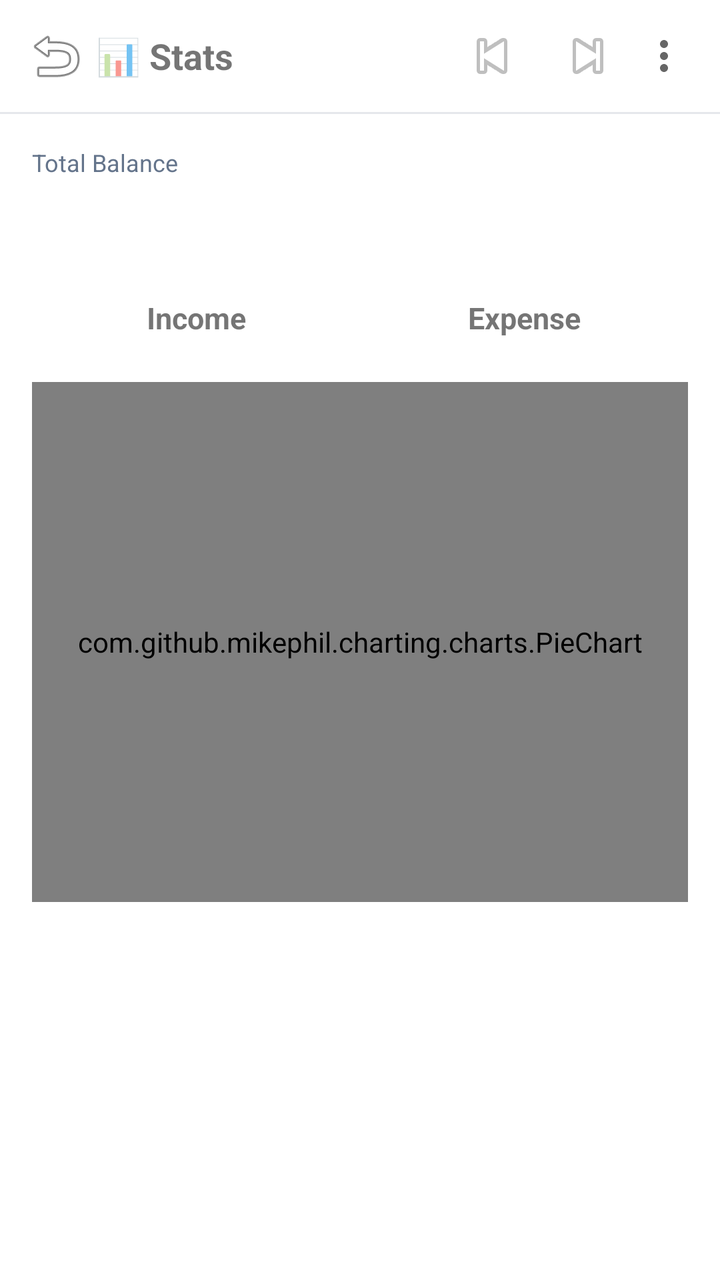
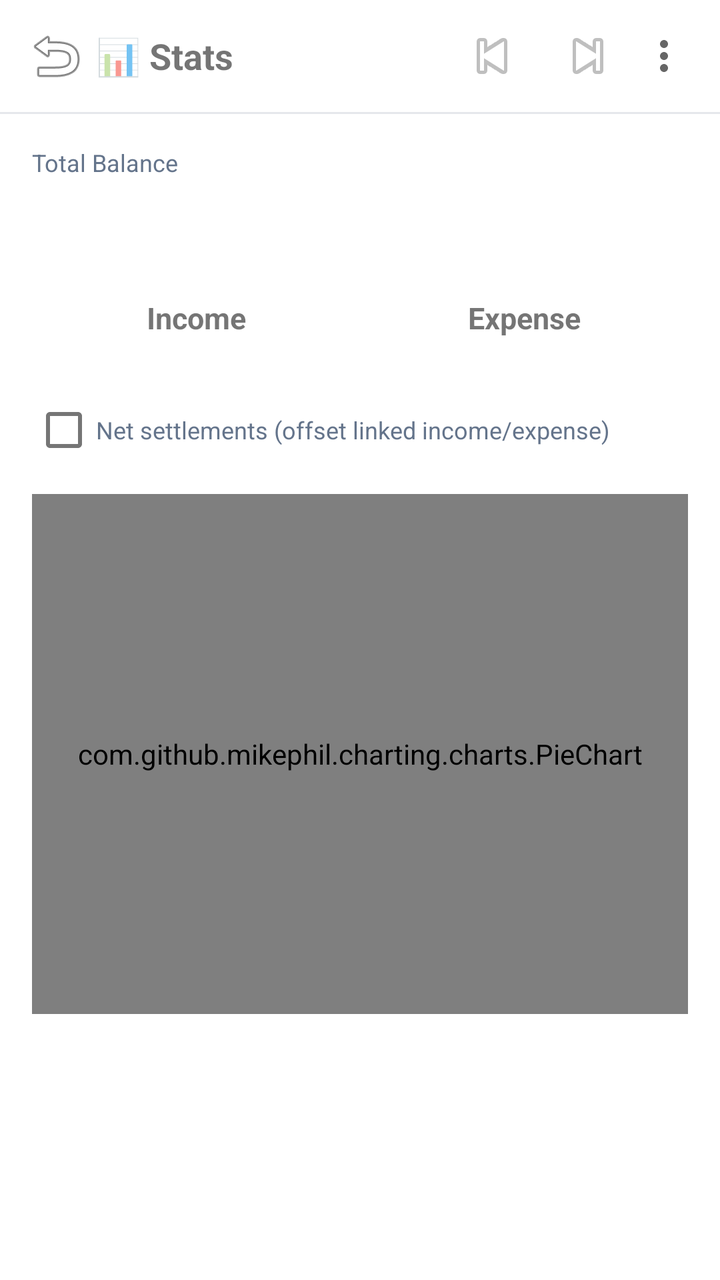

Screens rendered from an Android XML layout before and after an edit, with the pre-edit source and the edit as a unified diff.
<!-- AndroidManifest.xml: application theme Theme.ExpenseOS -->
<!-- res/layout/activity_stats.xml -->
<?xml version="1.0" encoding="utf-8"?>
<LinearLayout xmlns:android="http://schemas.android.com/apk/res/android"
    android:layout_width="match_parent"
    android:layout_height="match_parent"
    android:orientation="vertical"
    android:background="@android:color/white">

    
    <LinearLayout
        android:layout_width="match_parent"
        android:layout_height="56dp"
        android:gravity="center_vertical"
        android:orientation="horizontal"
        android:paddingHorizontal="8dp">

        <ImageButton
            android:id="@+id/btnStatsBack"
            android:layout_width="40dp"
            android:layout_height="40dp"
            android:background="?attr/selectableItemBackgroundBorderless"
            android:src="@android:drawable/ic_menu_revert" />

        <TextView
            android:layout_width="0dp"
            android:layout_height="wrap_content"
            android:layout_weight="1"
            android:text="📊 Stats"
            android:textSize="18sp"
            android:textStyle="bold" />

        <ImageButton
            android:id="@+id/btnPrevMonth"
            android:layout_width="36dp"
            android:layout_height="36dp"
            android:background="?attr/selectableItemBackgroundBorderless"
            android:src="@android:drawable/ic_media_previous" />

        <TextView
            android:id="@+id/tvStatsMonth"
            android:layout_width="wrap_content"
            android:layout_height="wrap_content"
            android:textSize="16sp"
            android:textStyle="bold"
            android:paddingHorizontal="6dp" />

        <ImageButton
            android:id="@+id/btnNextMonth"
            android:layout_width="36dp"
            android:layout_height="36dp"
            android:background="?attr/selectableItemBackgroundBorderless"
            android:src="@android:drawable/ic_media_next" />

        <ImageButton
            android:id="@+id/btnStatsMenu"
            android:layout_width="40dp"
            android:layout_height="40dp"
            android:background="?attr/selectableItemBackgroundBorderless"
            android:contentDescription="Export"
            android:src="@drawable/ic_more_vert" />
    </LinearLayout>

    <View
        android:layout_width="match_parent"
        android:layout_height="1dp"
        android:background="#E5E7EB" />

    
    <LinearLayout
        android:id="@+id/llStatsFilters"
        android:layout_width="match_parent"
        android:layout_height="wrap_content"
        android:orientation="horizontal"
        android:padding="12dp"
        android:visibility="gone">

        <Spinner
            android:id="@+id/spSeriesFilter"
            android:layout_width="0dp"
            android:layout_height="42dp"
            android:layout_marginEnd="8dp"
            android:layout_weight="1"
            android:background="@drawable/bg_input_box"
            android:paddingHorizontal="10dp" />

        <Spinner
            android:id="@+id/spBookFilter"
            android:layout_width="0dp"
            android:layout_height="42dp"
            android:layout_weight="1"
            android:background="@drawable/bg_input_box"
            android:paddingHorizontal="10dp" />
    </LinearLayout>

    <ScrollView
        android:layout_width="match_parent"
        android:layout_height="match_parent">

        <LinearLayout
            android:layout_width="match_parent"
            android:layout_height="wrap_content"
            android:orientation="vertical"
            android:padding="16dp">

            <TextView
                android:layout_width="wrap_content"
                android:layout_height="wrap_content"
                android:text="Total Balance"
                android:textColor="@color/text_muted"
                android:textSize="12sp" />

            <TextView
                android:id="@+id/tvStatsTotal"
                android:layout_width="wrap_content"
                android:layout_height="wrap_content"
                android:textSize="28sp"
                android:textStyle="bold"
                android:layout_marginBottom="12dp" />

            
            <LinearLayout
                android:layout_width="match_parent"
                android:layout_height="wrap_content"
                android:orientation="horizontal"
                android:layout_marginBottom="12dp">

                <TextView
                    android:id="@+id/tabIncome"
                    android:layout_width="0dp"
                    android:layout_height="wrap_content"
                    android:layout_weight="1"
                    android:gravity="center"
                    android:padding="10dp"
                    android:text="Income"
                    android:textSize="15sp"
                    android:textStyle="bold" />

                <TextView
                    android:id="@+id/tabExpense"
                    android:layout_width="0dp"
                    android:layout_height="wrap_content"
                    android:layout_weight="1"
                    android:gravity="center"
                    android:padding="10dp"
                    android:text="Expense"
                    android:textSize="15sp"
                    android:textStyle="bold" />
            </LinearLayout>

            <TextView
                android:id="@+id/tvStatsEmpty"
                android:layout_width="match_parent"
                android:layout_height="wrap_content"
                android:gravity="center"
                android:padding="24dp"
                android:textColor="@color/text_muted"
                android:visibility="gone" />

            <com.github.mikephil.charting.charts.PieChart
                android:id="@+id/pieStats"
                android:layout_width="match_parent"
                android:layout_height="260dp"
                android:layout_marginBottom="8dp" />

            <androidx.recyclerview.widget.RecyclerView
                android:id="@+id/rvStatsCategories"
                android:layout_width="match_parent"
                android:layout_height="wrap_content"
                android:nestedScrollingEnabled="false" />
        </LinearLayout>
    </ScrollView>
</LinearLayout>
<!-- resources referenced by this layout -->
<resources>
  <color name="text_muted">#64748B</color>
  <!-- drawable bg_input_box (drawable) -->
  <?xml version="1.0" encoding="utf-8"?>
  <shape xmlns:android="http://schemas.android.com/apk/res/android"
      android:shape="rectangle">
      <corners android:radius="8dp" />
      <stroke
          android:width="1dp"
          android:color="@color/border" />
      <solid android:color="@color/bg_card" />
  </shape>
  <!-- drawable ic_more_vert (drawable) -->
  <?xml version="1.0" encoding="utf-8"?>
  <vector xmlns:android="http://schemas.android.com/apk/res/android"
      android:width="24dp"
      android:height="24dp"
      android:viewportWidth="24"
      android:viewportHeight="24"
      android:tint="?attr/colorControlNormal">
      <path
          android:fillColor="#000000"
          android:pathData="M12,8c1.1,0 2,-0.9 2,-2s-0.9,-2 -2,-2 -2,0.9 -2,2 0.9,2 2,2zM12,10c-1.1,0 -2,0.9 -2,2s0.9,2 2,2 2,-0.9 2,-2 -0.9,-2 -2,-2zM12,16c-1.1,0 -2,0.9 -2,2s0.9,2 2,2 2,-0.9 2,-2 -0.9,-2 -2,-2z" />
  </vector>
  <style name="Theme.ExpenseOS" parent="Theme.MaterialComponents.Light.NoActionBar">
          <item name="colorPrimary">@color/primary</item>
          <item name="colorPrimaryDark">@color/primary_dark</item>
          <item name="colorAccent">@color/primary</item>
          <item name="android:windowBackground">@color/bg</item>
          <item name="android:fontFamily">sans-serif</item>
          <item name="android:statusBarColor">@color/primary_dark</item>
      </style>
  <color name="border">#E2E8F0</color>
  <color name="bg_card">#FFFFFF</color>
  <color name="primary">#2563EB</color>
  <color name="primary_dark">#1D4ED8</color>
  <color name="bg">#F8FAFC</color>
</resources>

<!-- the commit's change to res/layout/activity_stats.xml (unified diff, before → after) -->
@@ -146,6 +146,15 @@
                     android:textStyle="bold" />
             </LinearLayout>
 
+            <CheckBox
+                android:id="@+id/cbNetSettlements"
+                android:layout_width="wrap_content"
+                android:layout_height="wrap_content"
+                android:layout_marginBottom="8dp"
+                android:text="Net settlements (offset linked income/expense)"
+                android:textColor="@color/text_muted"
+                android:textSize="12sp" />
+
             <TextView
                 android:id="@+id/tvStatsEmpty"
                 android:layout_width="match_parent"
